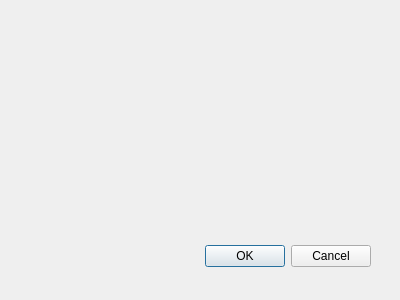
Qt form multiplicate_layer_by_attribute_dialog_base.ui (psigcat/multiplicate_layer_by_attribute) before a commit.
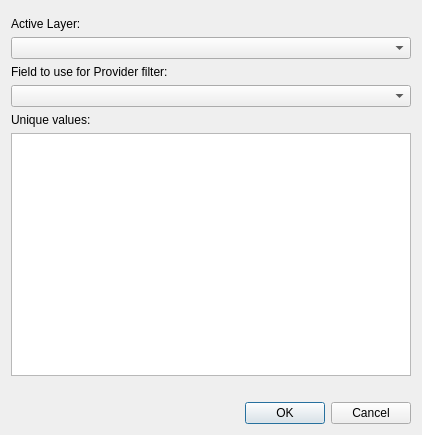
The same form after that commit. Custom widgets are drawn as their Qt base class.

Commit message: add layer and field selector and show unique values

The edit to the form file:
```diff
--- a/multiplicate_layer_by_attribute_dialog_base.ui
+++ b/multiplicate_layer_by_attribute_dialog_base.ui
@@ -1,34 +1,102 @@
 <ui version="4.0" >
  <class>multiplicate_layer_by_attributeDialogBase</class>
- <widget class="QDialog" name="multiplicate_layer_by_attributeDialogBase" >
-  <property name="geometry" >
+ <widget class="QDialog" name="multiplicate_layer_by_attributeDialogBase">
+  <property name="geometry">
    <rect>
     <x>0</x>
     <y>0</y>
-    <width>400</width>
-    <height>300</height>
+    <width>422</width>
+    <height>435</height>
    </rect>
   </property>
   <property name="windowTitle" >
    <string>Multiplicate layer by attribute</string>
   </property>
-  <widget class="QDialogButtonBox" name="button_box" >
-   <property name="geometry" >
-    <rect>
-     <x>30</x>
-     <y>240</y>
-     <width>341</width>
-     <height>32</height>
-    </rect>
-   </property>
-   <property name="orientation" >
-    <enum>Qt::Horizontal</enum>
-   </property>
-   <property name="standardButtons" >
-    <set>QDialogButtonBox::Cancel|QDialogButtonBox::Ok</set>
-   </property>
-  </widget>
+  <layout class="QVBoxLayout" name="verticalLayout">
+   <item>
+    <widget class="QgsMessageBar" name="messageBar">
+     <property name="frameShape">
+      <enum>QFrame::StyledPanel</enum>
+     </property>
+     <property name="frameShadow">
+      <enum>QFrame::Raised</enum>
+     </property>
+    </widget>
+   </item>
+   <item>
+    <widget class="QLabel" name="label_3">
+     <property name="text">
+      <string>Active Layer:</string>
+     </property>
+    </widget>
+   </item>
+   <item>
+    <widget class="QgsMapLayerComboBox" name="layer_list"/>
+   </item>
+   <item>
+    <widget class="QLabel" name="label">
+     <property name="text">
+      <string>Field to use for Provider filter:</string>
+     </property>
+    </widget>
+   </item>
+   <item>
+    <widget class="QgsFieldComboBox" name="field_list"/>
+   </item>
+   <item>
+    <widget class="QLabel" name="label_2">
+     <property name="text">
+      <string>Unique values:</string>
+     </property>
+    </widget>
+   </item>
+   <item>
+    <widget class="QListWidget" name="field_values">
+     <property name="enabled">
+      <bool>true</bool>
+     </property>
+     <property name="focusPolicy">
+      <enum>Qt::NoFocus</enum>
+     </property>
+    </widget>
+   </item>
+   <item>
+    <widget class="QLabel" name="resume_msg">
+     <property name="text">
+      <string/>
+     </property>
+    </widget>
+   </item>
+   <item>
+    <widget class="QDialogButtonBox" name="button_box">
+     <property name="orientation">
+      <enum>Qt::Horizontal</enum>
+     </property>
+     <property name="standardButtons">
+      <set>QDialogButtonBox::Cancel|QDialogButtonBox::Ok</set>
+     </property>
+    </widget>
+   </item>
+  </layout>
  </widget>
+ <customwidgets>
+  <customwidget>
+   <class>QgsFieldComboBox</class>
+   <extends>QComboBox</extends>
+   <header>qgsfieldcombobox.h</header>
+  </customwidget>
+  <customwidget>
+   <class>QgsMapLayerComboBox</class>
+   <extends>QComboBox</extends>
+   <header>qgsmaplayercombobox.h</header>
+  </customwidget>
+  <customwidget>
+   <class>QgsMessageBar</class>
+   <extends>QFrame</extends>
+   <header>qgis.gui</header>
+   <container>1</container>
+  </customwidget>
+ </customwidgets>
  <resources/>
  <connections>
   <connection>
```
Left out of the diff: 29 changed lines with no effect on the pictures. The commit also changes 2 other files.
